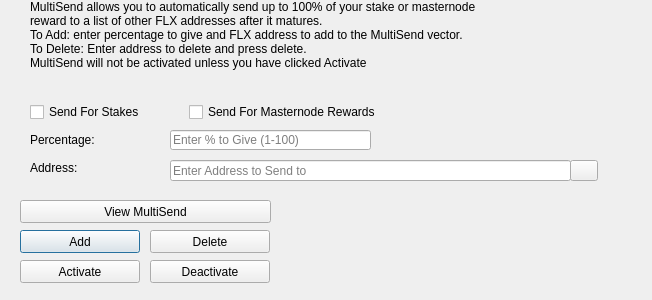
nashsclay/DraviteFlex-1, file src/qt/forms/multisenddialog.ui: the form before one commit.
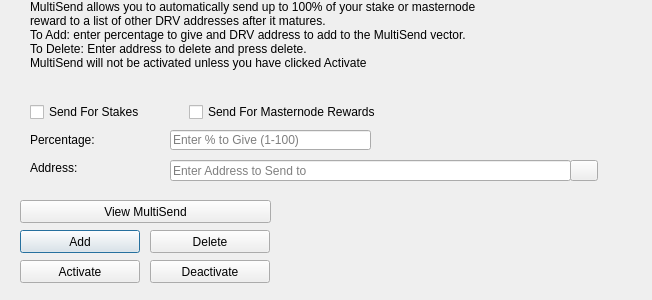
The form after the commit. Icons and pictures are not drawn.

```diff
--- a/src/qt/forms/multisenddialog.ui
+++ b/src/qt/forms/multisenddialog.ui
@@ -61,8 +61,8 @@
     <number>1</number>
    </property>
    <property name="text">
-    <string>MultiSend allows you to automatically send up to 100% of your stake or masternode reward to a list of other FLX addresses after it matures.
-To Add: enter percentage to give and FLX address to add to the MultiSend vector.
+    <string>MultiSend allows you to automatically send up to 100% of your stake or masternode reward to a list of other DRV addresses after it matures.
+To Add: enter percentage to give and DRV address to add to the MultiSend vector.
 To Delete: Enter address to delete and press delete.
 MultiSend will not be activated unless you have clicked Activate</string>
    </property>
```
Left out of the diff: 4 changed lines with no effect on the pictures.
